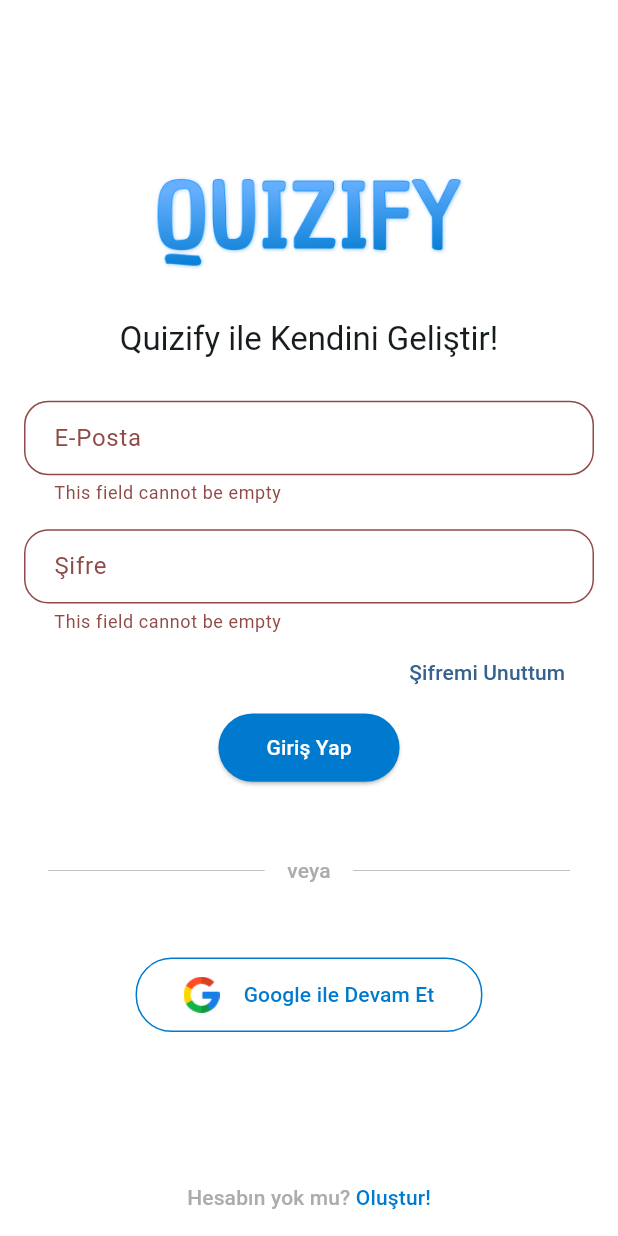
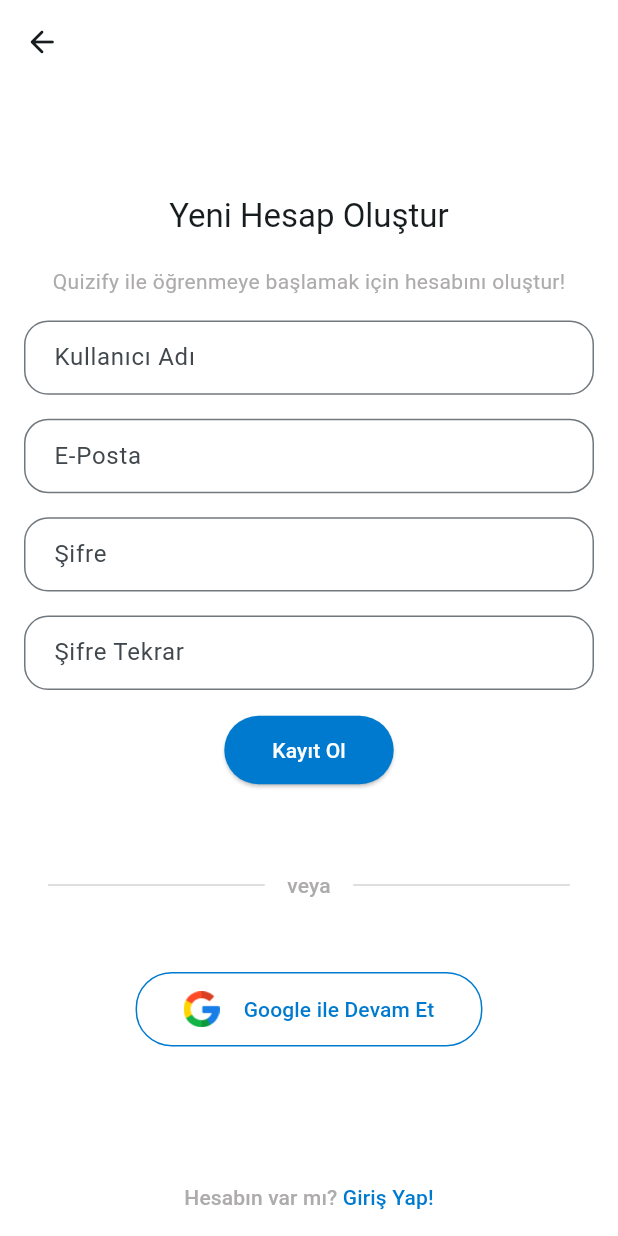
Before and after one commit to Morteza-Rezaei/quizify, a Flutter app: the SignInScreen screen opened directly, after a tap on "Giriş Yap", after a tap on "Hesabın yok mu?", on a phone screen of 412 x 824 dp. Run offline on Flutter 3.47's test engine with Material 3 defaults, Android fonts, the phone set to English and light mode, and no system bars; our stand-ins replace dots_indicator, firebase_core, flutter_bloc, google_fonts, shared_preferences; accounts and stored records are empty.

Commit message:
done: sign up ui is done

```diff
--- a/lib/blocs/bloc_providers.dart
+++ b/lib/blocs/bloc_providers.dart
@@ -2,6 +2,7 @@
 import 'package:quizify/blocs/forgot_password_blocs/forgot_password_blocs.dart';
 import 'package:quizify/blocs/landing_blocs/landing_blocs.dart';
 import 'package:quizify/blocs/sign_in_blocs/sign_in_blocs.dart';
+import 'package:quizify/blocs/sign_up_blocs/sign_up_blocs.dart';
 
 class AppBlocProviders {
   static get allBlocProviders => [
@@ -20,5 +21,8 @@
         BlocProvider(
           create: (context) => ForgotPasswordBlocs(),
         ),
+        BlocProvider(
+          create: (context) => SignUpBlocs(),
+        ),
       ];
 }
--- a/lib/blocs/forgot_password_blocs/forgot_password_blocs.dart
+++ b/lib/blocs/forgot_password_blocs/forgot_password_blocs.dart
@@ -6,9 +6,15 @@
     extends Bloc<ForgotPasswordEvent, ForgotPasswordStates> {
   ForgotPasswordBlocs() : super(const ForgotPasswordStates()) {
     on<EmailEvent>(_emailEvent);
+    on<ResetForgotPasswordEvent>(_resetEvent);
   }
 
   void _emailEvent(EmailEvent event, Emitter<ForgotPasswordStates> emit) {
     emit(state.copyWith(email: event.email));
   }
+
+  void _resetEvent(
+      ResetForgotPasswordEvent event, Emitter<ForgotPasswordStates> emit) {
+    emit(const ForgotPasswordStates());
+  }
 }
--- a/lib/blocs/forgot_password_blocs/forgot_password_events.dart
+++ b/lib/blocs/forgot_password_blocs/forgot_password_events.dart
@@ -6,3 +6,5 @@
   final String email;
   EmailEvent(this.email);
 }
+
+class ResetForgotPasswordEvent extends ForgotPasswordEvent {}
--- a/lib/blocs/sign_in_blocs/sign_in_blocs.dart
+++ b/lib/blocs/sign_in_blocs/sign_in_blocs.dart
@@ -6,7 +6,7 @@
   SignInBloc() : super(const SignInState()) {
     on<EmailEvent>(_emailEvent);
     on<PasswordEvent>(_passwordEvent);
-    on<ResetEvent>(_resetEvent);
+    on<ResetSignInEvent>(_resetEvent);
   }
 
   void _emailEvent(EmailEvent event, Emitter<SignInState> emit) {
@@ -17,7 +17,7 @@
     emit(state.copyWith(password: event.password));
   }
 
-  void _resetEvent(ResetEvent event, Emitter<SignInState> emit) {
+  void _resetEvent(ResetSignInEvent event, Emitter<SignInState> emit) {
     emit(const SignInState());
   }
 }
--- a/lib/blocs/sign_in_blocs/sign_in_events.dart
+++ b/lib/blocs/sign_in_blocs/sign_in_events.dart
@@ -12,4 +12,4 @@
   PasswordEvent(this.password);
 }
 
-class ResetEvent extends SignInEvent {}
+class ResetSignInEvent extends SignInEvent {}
--- /dev/null
+++ b/lib/blocs/sign_up_blocs/sign_up_blocs.dart
@@ -0,0 +1,34 @@
+import 'package:flutter_bloc/flutter_bloc.dart';
+import 'package:quizify/blocs/sign_up_blocs/sign_up_events.dart';
+import 'package:quizify/blocs/sign_up_blocs/sign_up_states.dart';
+
+class SignUpBlocs extends Bloc<SignUpEvent, SignUpStates> {
+  SignUpBlocs() : super(const SignUpStates()) {
+    on<UserNameEvent>(_userNameEvent);
+    on<EmailEvent>(_emailEvent);
+    on<PasswordEvent>(_passwordEvent);
+    on<ConfirmPasswordEvent>(_confirmPasswordEvent);
+    on<ResetSignUpEvent>(_resetEvent);
+  }
+
+  void _userNameEvent(UserNameEvent event, Emitter<SignUpStates> emit) {
+    emit(state.copyWith(userName: event.userName));
+  }
+
+  void _emailEvent(EmailEvent event, Emitter<SignUpStates> emit) {
+    emit(state.copyWith(email: event.email));
+  }
+
+  void _passwordEvent(PasswordEvent event, Emitter<SignUpStates> emit) {
+    emit(state.copyWith(password: event.password));
+  }
+
+  void _confirmPasswordEvent(
+      ConfirmPasswordEvent event, Emitter<SignUpStates> emit) {
+    emit(state.copyWith(confirmPassword: event.confirmPassword));
+  }
+
+  void _resetEvent(ResetSignUpEvent event, Emitter<SignUpStates> emit) {
+    emit(const SignUpStates());
+  }
+}
--- /dev/null
+++ b/lib/blocs/sign_up_blocs/sign_up_events.dart
@@ -0,0 +1,25 @@
+abstract class SignUpEvent {
+  const SignUpEvent();
+}
+
+class UserNameEvent extends SignUpEvent {
+  final String userName;
+  UserNameEvent(this.userName);
+}
+
+class EmailEvent extends SignUpEvent {
+  final String email;
+  EmailEvent(this.email);
+}
+
+class PasswordEvent extends SignUpEvent {
+  final String password;
+  PasswordEvent(this.password);
+}
+
+class ConfirmPasswordEvent extends SignUpEvent {
+  final String confirmPassword;
+  ConfirmPasswordEvent(this.confirmPassword);
+}
+
+class ResetSignUpEvent extends SignUpEvent {}
--- /dev/null
+++ b/lib/blocs/sign_up_blocs/sign_up_states.dart
@@ -0,0 +1,27 @@
+class SignUpStates {
+  final String userName;
+  final String email;
+  final String password;
+  final String confirmPassword;
+
+  const SignUpStates({
+    this.userName = '',
+    this.email = '',
+    this.password = '',
+    this.confirmPassword = '',
+  });
+
+  SignUpStates copyWith({
+    String? userName,
+    String? email,
+    String? password,
+    String? confirmPassword,
+  }) {
+    return SignUpStates(
+      userName: userName ?? this.userName,
+      email: email ?? this.email,
+      password: password ?? this.password,
+      confirmPassword: confirmPassword ?? this.confirmPassword,
+    );
+  }
+}
--- /dev/null
+++ b/lib/constants/values/strings/sign_up_text.dart
@@ -0,0 +1,15 @@
+// the string values for the sign up page
+class SignUpText {
+  static const String title = "Yeni Hesap Oluştur";
+  static const String description =
+      "Quizify ile öğrenmeye başlamak için hesabını oluştur!";
+  static const String labelName = "Kullanıcı Adı";
+  static const String labelEmail = "E-Posta";
+  static const String labelPassword = "Şifre";
+  static const String labelPasswordAgain = "Şifre Tekrar";
+  static const String signUpButton = "Kayıt Ol";
+  static const String signUpOr = "veya";
+  static const String signUpWithGoogle = "Google ile Devam Et";
+  static const String signUpAlreadyHaveAccount1 = "Hesabın var mı? ";
+  static const String signUpAlreadyHaveAccount2 = "Giriş Yap!";
+}
--- a/lib/screens/sign_in/sign_in_screen.dart
+++ b/lib/screens/sign_in/sign_in_screen.dart
@@ -6,6 +6,7 @@
 import 'package:quizify/constants/padding/paddings.dart';
 import 'package:quizify/constants/values/paths/auth_paths.dart';
 import 'package:quizify/constants/values/strings/sign_in_text.dart';
+import 'package:quizify/screens/sign_up/sign_up.dart';
 import 'package:quizify/widgets/auth_widgets.dart';
 import 'package:quizify/widgets/sign_in_widgets.dart';
 
@@ -112,6 +113,15 @@
                             context: context,
                             text1: SignInText.signInDontHaveAccount1,
                             text2: SignInText.signInDontHaveAccount2,
+                            onPressed: () {
+                              // push the sign up screen
+                              Navigator.push(
+                                context,
+                                MaterialPageRoute(
+                                  builder: (context) => const SignUpScreen(),
+                                ),
+                              );
+                            },
                           ),
                         ],
                       ),
--- /dev/null
+++ b/lib/screens/sign_up/sign_up.dart
@@ -0,0 +1,165 @@
+import 'package:flutter/material.dart';
+import 'package:flutter_bloc/flutter_bloc.dart';
+import 'package:quizify/blocs/sign_up_blocs/sign_up_blocs.dart';
+import 'package:quizify/blocs/sign_up_blocs/sign_up_events.dart';
+import 'package:quizify/blocs/sign_up_blocs/sign_up_states.dart';
+import 'package:quizify/constants/padding/paddings.dart';
+import 'package:quizify/constants/values/paths/auth_paths.dart';
+import 'package:quizify/constants/values/strings/sign_up_text.dart';
+import 'package:quizify/widgets/app_widgets.dart';
+import 'package:quizify/widgets/auth_widgets.dart';
+
+class SignUpScreen extends StatefulWidget {
+  const SignUpScreen({super.key});
+
+  @override
+  State<SignUpScreen> createState() => _SignUpScreenState();
+}
+
+class _SignUpScreenState extends State<SignUpScreen> {
+  // the form key
+  final _formKey = GlobalKey<FormState>();
+
+  @override
+  Widget build(BuildContext context) {
+    return BlocBuilder<SignUpBlocs, SignUpStates>(
+      builder: (context, state) {
+        return Scaffold(
+          appBar: AppBar(
+            leading: backButton(context),
+          ),
+          body: Form(
+            key: _formKey,
+            child: SafeArea(
+              child: CustomScrollView(
+                physics: const AlwaysScrollableScrollPhysics(),
+                slivers: [
+                  SliverFillRemaining(
+                    hasScrollBody: false,
+                    child: Padding(
+                      padding: const EdgeInsets.symmetric(
+                        horizontal: kHorizontalPadding,
+                      ),
+                      child: Column(
+                        children: [
+                          const Spacer(),
+                          // Tile Text
+                          authInScreenTitle(
+                            context: context,
+                            title: SignUpText.title,
+                          ),
+
+                          // Description Text
+                          authScreenDescriptionText(
+                            context: context,
+                            text: SignUpText.description,
+                          ),
+
+                          // UserName TextFormField
+                          authScreenTextFormField(
+                            fieldType: 'username',
+                            hintText: SignUpText.labelName,
+                            keyboardType: TextInputType.text,
+                            onSaved: (value) {
+                              context
+                                  .read<SignUpBlocs>()
+                                  .add(UserNameEvent(value));
+                            },
+                          ),
+
+                          // Email TextFormField
+                          authScreenTextFormField(
+                            fieldType: 'email',
+                            hintText: SignUpText.labelEmail,
+                            keyboardType: TextInputType.emailAddress,
+                            onSaved: (value) {
+                              context
+                                  .read<SignUpBlocs>()
+                                  .add(EmailEvent(value));
+                            },
+                          ),
+
+                          // Password TextFormField
+                          authScreenTextFormField(
+                            fieldType: 'password',
+                            hintText: SignUpText.labelPassword,
+                            obscureText: true,
+                            onSaved: (value) {
+                              context
+                                  .read<SignUpBlocs>()
+                                  .add(PasswordEvent(value));
+                            },
+                          ),
+
+                          // Confirm Password TextFormField
+                          authScreenTextFormField(
+                            fieldType: 'password',
+                            hintText: SignUpText.labelPasswordAgain,
+                            obscureText: true,
+                            onSaved: (value) {
+                              context
+                                  .read<SignUpBlocs>()
+                                  .add(ConfirmPasswordEvent(value));
+                            },
+                          ),
+
+                          // Sign Up Button
+                          Padding(
+                            padding: const EdgeInsets.symmetric(
+                              vertical: kInBetweenSpacing,
+                            ),
+                            child: ElevatedButton(
+                              onPressed: () {
+                                // Validate returns true if the form is valid, or false otherwise.
+                                if (_formKey.currentState!.validate()) {
+                                  // If the form is valid, display a snackbar. In the real world,
+                                  // you'd often call a server or save the information in a database.
+                                  ScaffoldMessenger.of(context).showSnackBar(
+                                    const SnackBar(
+                                      content: Text('Processing Data'),
+                                    ),
+                                  );
+                                }
+                              },
+                              child: const Text(
+                                SignUpText.signUpButton,
+                              ),
+                            ),
+                          ),
+
+                          // third party sign in
+                          dividerTextDivider(
+                            context: context,
+                            text: SignUpText.signUpOr,
+                          ),
+                          // Google Sign In
+                          googleSignInButton(
+                            context: context,
+                            iconPath: AuthPaths.googleIcon,
+                            label: SignUpText.signUpWithGoogle,
+                          ),
+
+                          const Spacer(),
+
+                          authPagesNavigationTextButton(
+                            context: context,
+                            text1: SignUpText.signUpAlreadyHaveAccount1,
+                            text2: SignUpText.signUpAlreadyHaveAccount2,
+                            onPressed: () {
+                              // pop the current screen and navigate to the sign in screen
+                              Navigator.pop(context);
+                            },
+                          ),
+                        ],
+                      ),
+                    ),
+                  ),
+                ],
+              ),
+            ),
+          ),
+        );
+      },
+    );
+  }
+}
--- a/lib/widgets/auth_widgets.dart
+++ b/lib/widgets/auth_widgets.dart
@@ -163,11 +163,10 @@
   required BuildContext context,
   required String text1,
   required String text2,
+  required void Function() onPressed,
 }) {
   return GestureDetector(
-    onTap: () {
-      // Navigate to Sign Up Screen or Sign In Screen
-    },
+    onTap: onPressed,
     child: Padding(
       padding: const EdgeInsets.symmetric(
         vertical: kVericalPadding,
```
